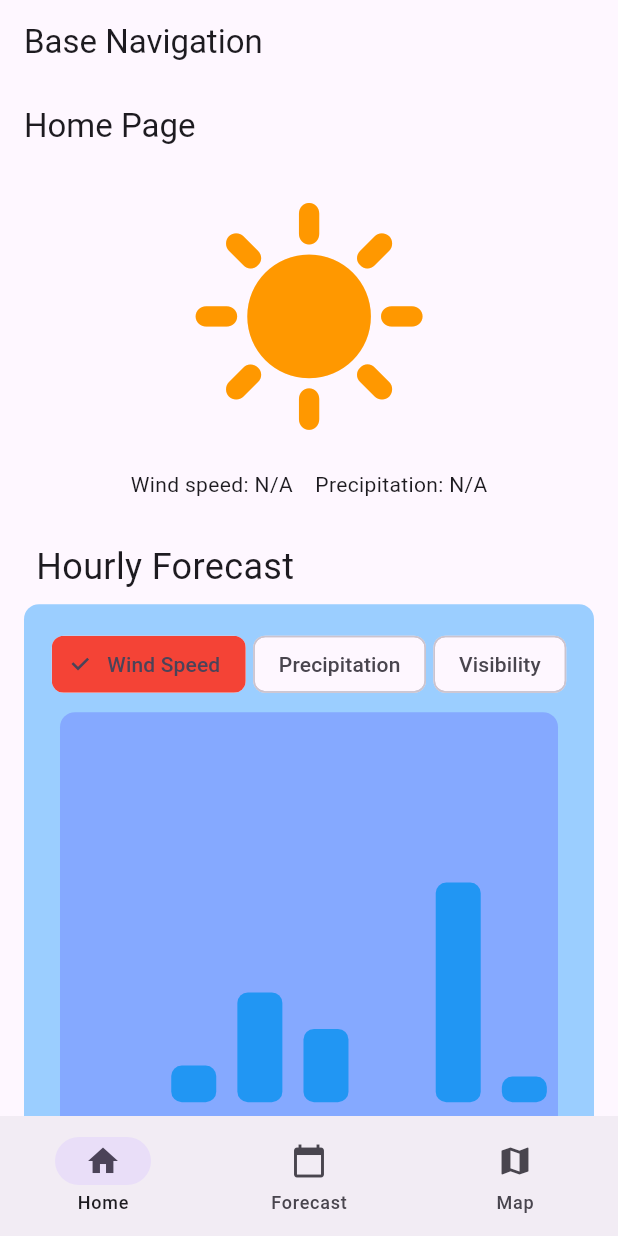
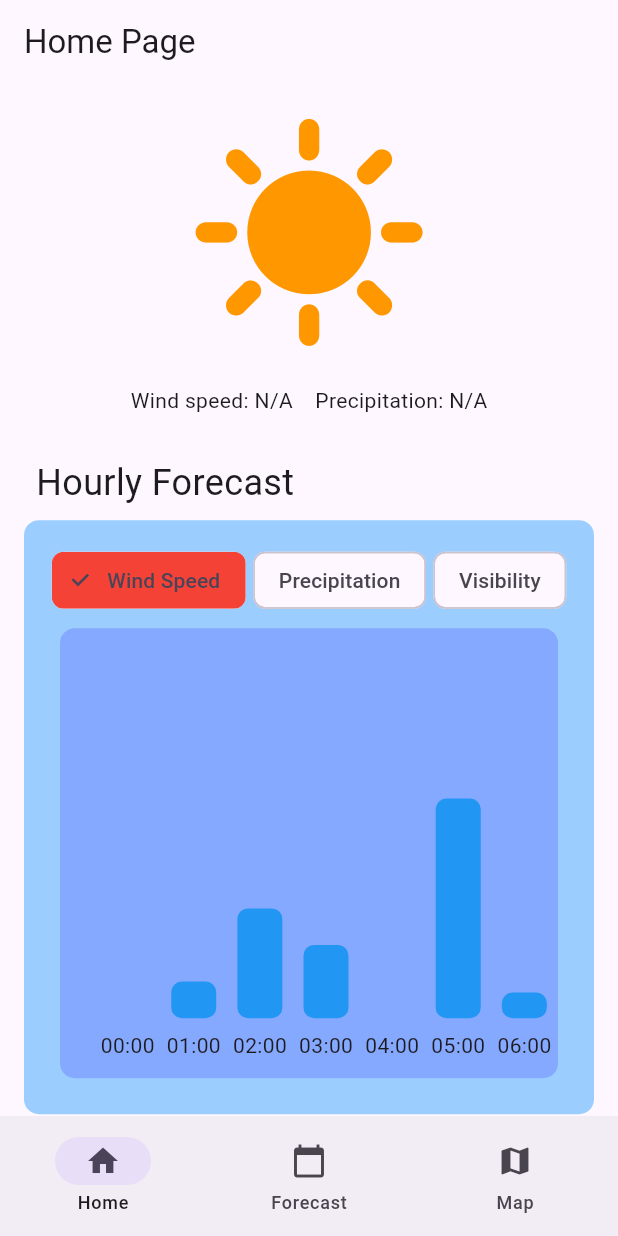
Before and after one commit to PunnyBunny/AeroWeatherProMax, a Flutter app: the screen it shows after launch, on a phone screen of 412 x 824 dp. Run offline on Flutter 3.47's test engine with Material 2 defaults, Android fonts, the phone set to English and light mode, and no system bars; drawn by our look-alikes of fl_chart; our stand-ins replace equatable.

Commit message:
Removed "Base Navigation" header

```diff
--- a/lib/navigation.dart
+++ b/lib/navigation.dart
@@ -16,9 +16,6 @@ class _BaseNavigationState extends State<BaseNavigation> {
   @override
   Widget build(BuildContext context) {
     return Scaffold(
-      appBar: AppBar(
-        title: Text('Base Navigation'),
-      ),
       bottomNavigationBar: NavigationBar(
         selectedIndex: _currentPageIndex,
         onDestinationSelected: (int index) {
```
